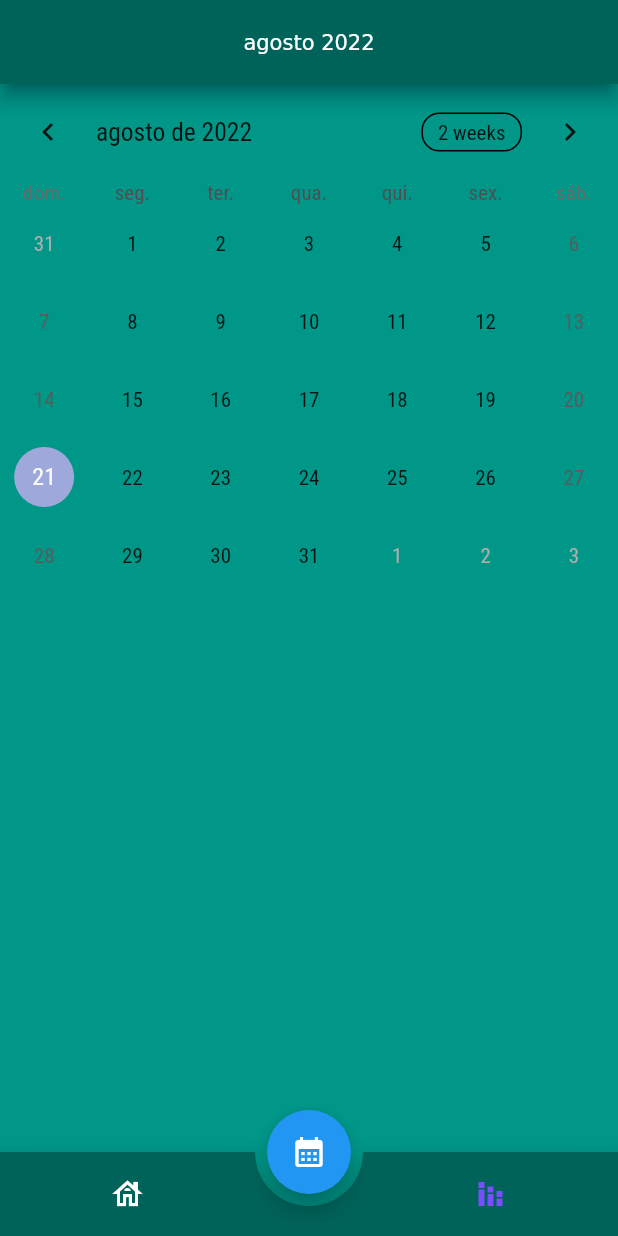
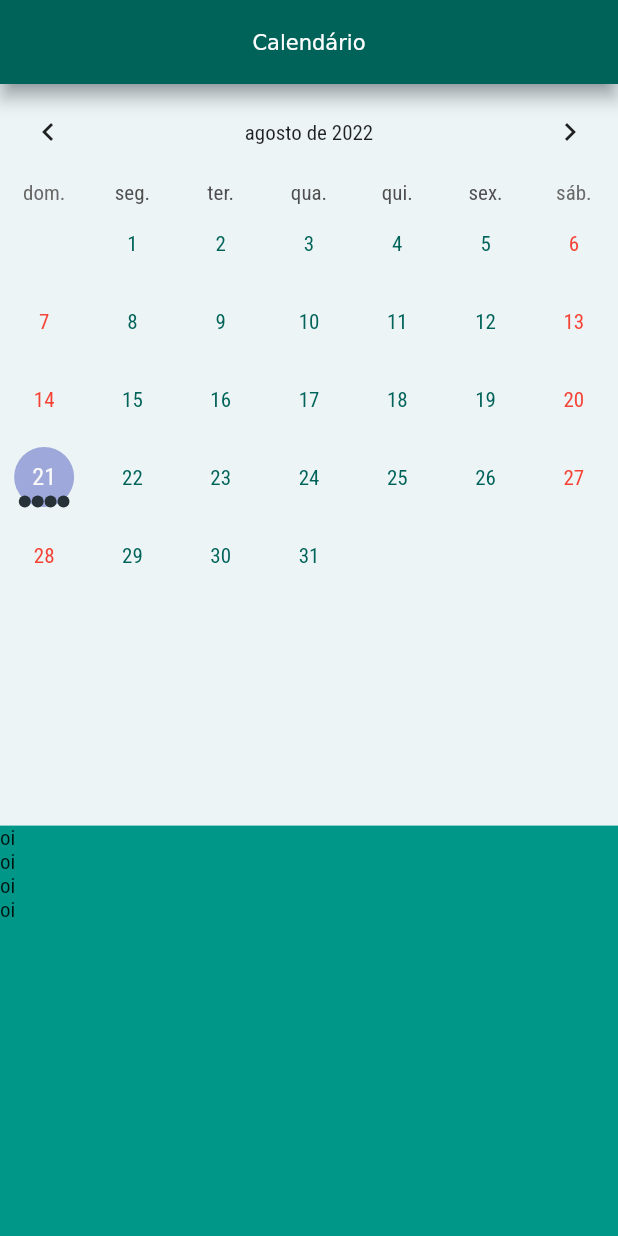
Before and after one commit to JoseTeixeiraMendesJunior/diario_enxaqueca, a Flutter app: the screen it shows after launch, on a phone screen of 412 x 824 dp. Run offline on Flutter 3.47's test engine with Material 2 defaults, Android fonts, the phone set to English and light mode, and no system bars; drawn by our look-alikes of animated_bottom_navigation_bar, table_calendar; missing offline and left inert: flutter_animated_dialog.

Commit message:
begin of events

```diff
--- a/lib/main.dart
+++ b/lib/main.dart
@@ -97,6 +97,7 @@
         'Home': (_) => const HomeView(),
         // this line below is always the last line
         '/': (_) => const CalendarView(),
+        // '/': (_) => const HomeView(),
       },
     );
   }
--- a/lib/views/calendar/index.dart
+++ b/lib/views/calendar/index.dart
@@ -15,83 +15,85 @@ class CalendarView extends StatefulWidget {
 }
 
 class _CalendarViewState extends State<CalendarView> {
+  DateTime? _selectedDay;
+  DateTime? _focusedDay = DateTime.now();
+  final CalendarFormat _calendarFormat = CalendarFormat.month;
+  List<Text> eventList = [];
+  List<Text> eventList2 = [];
   @override
   Widget build(BuildContext context) {
     return Scaffold(
-      floatingActionButton: FloatingActionButton(
-          onPressed: () {}, child: Icon(Icons.calendar_month)),
-      floatingActionButtonLocation: FloatingActionButtonLocation.centerDocked,
+      // floatingActionButton: FloatingActionButton(
+      //     onPressed: () {}, child: Icon(Icons.calendar_month)),
+      // floatingActionButtonLocation: FloatingActionButtonLocation.centerDocked,
       backgroundColor: GlobalInfo.primaryColor,
       appBar: AppBar(
         backgroundColor: GlobalInfo.contrastColor,
         centerTitle: true,
         title: SizedBox(
             child: RichText(
-          text: TextSpan(children: [
-            TextSpan(
-                text: '${DateFormat.MMMM('pt_BR').format(DateTime.now())} '),
-            TextSpan(text: DateFormat.y('pt_BR').format(DateTime.now()))
-          ]),
+          text: const TextSpan(children: [TextSpan(text: 'Calendário')]),
         )),
       ),
-      bottomNavigationBar: AnimatedBottomNavigationBar(
-        backgroundColor: GlobalInfo.contrastColor,
-        gapLocation: GapLocation.center,
-        inactiveColor: Colors.white,
-        icons: const <IconData>[Icons.house_outlined, Icons.stacked_bar_chart],
-        activeIndex: 1,
-        onTap: (p0) => print('oi'),
-      ),
-      // bottomNavigationBar: BottomAppBar(
-      //     color: Colors.black,
-      //     notchMargin: 5,
-      //     shape: CircularNotchedRectangle(),
-      //     child: Row(
-      //       mainAxisSize: MainAxisSize.max,
-      //       children: [
-      //         IconButton(
-      //           icon: Icon(Icons.calendar_month),
-      //           onPressed: () {},
-      //         )
-      //       ],
-      //     )
-      // BottomNavigationBar(
-      //     type: BottomNavigationBarType.fixed,
-      //     currentIndex: 1,
-      //     selectedIconTheme: IconThemeData(size: 50),
-      //     unselectedItemColor: Colors.white,
-      //     backgroundColor: GlobalInfo.contrastColor,
-      //     items: const [
-      //       BottomNavigationBarItem(
-      //           icon: Icon(Icons.house_outlined),
-      //           label: '',
-      //           backgroundColor: Colors.white),
-      //       BottomNavigationBarItem(
-      //           icon: Icon(Icons.calendar_month),
-      //           label: '',
-      //           backgroundColor: Colors.white),
-      //       BottomNavigationBarItem(
-      //           icon: Icon(Icons.stacked_bar_chart), label: '')
-      //     ]),
-      // ),
-      body: Container(
+      body: Column(
+        children: [
+          Container(
             height: MediaQuery.of(context).size.height * 0.6,
-        color: GlobalInfo.primaryColor,
+            color: GlobalInfo.whiteIce,
             child: TableCalendar(
-            // onDaySelected: (selectedDay, focusedDay) => ,
-            //   // eventLoader: (day) {
-            //   //   // return [Text('evento')];
-            // },
+                pageJumpingEnabled: false,
+                headerStyle: const HeaderStyle(
+                    titleCentered: true, titleTextStyle: TextStyle()),
+                availableCalendarFormats: const {
+                  CalendarFormat.month: 'Month',
+                },
                 shouldFillViewport: true,
                 // rowHeight: MediaQuery.of(context).size.height / 10,
+                eventLoader: (day) {
+                  if (day.day == DateTime.now().day) {
+                    eventList.add(Text('oi'));
+                    eventList.add(Text('oi'));
+                    eventList.add(Text('oi'));
+                    eventList.add(Text('oi'));
+                    return eventList;
+                  }
+                  return eventList2;
+                },
+                selectedDayPredicate: (day) {
+                  return isSameDay(_selectedDay, day);
+                },
+                onDaySelected: (selectedDay, focusedDay) {
+                  setState(() {
+                    _selectedDay = selectedDay;
+                    _focusedDay = _selectedDay;
+                  });
+                },
+                calendarFormat: _calendarFormat,
+                // onFormatChanged: (format) {
+                //   setState(() {
+                //     _calendarFormat = format;
+                //   });
+                // },
                 locale: 'pt_BR',
-            calendarStyle:
-                const CalendarStyle(defaultDecoration: BoxDecoration()),
-            firstDay: DateTime(DateTime.now().year - 1, DateTime.now().month,
-                DateTime.now().day),
-            focusedDay: DateTime.now(),
+                calendarStyle: const CalendarStyle(
+                  outsideDaysVisible: false,
+                  weekendTextStyle: TextStyle(color: Colors.red),
+                  defaultTextStyle: TextStyle(color: GlobalInfo.contrastColor),
+                ),
+                firstDay: DateTime(DateTime.now().year - 1,
+                    DateTime.now().month, DateTime.now().day),
+                focusedDay: _focusedDay!,
                 lastDay: DateTime(DateTime.now().year + 1, DateTime.now().month,
                     DateTime.now().day)),
+          ),
+          Expanded(
+            child: ListView(
+              physics: const ScrollPhysics(),
+              shrinkWrap: false,
+              children: eventList,
+            ),
+          )
+        ],
       ),
     );
   }
```
Lines whose indentation alone changed are shown as unchanged.
